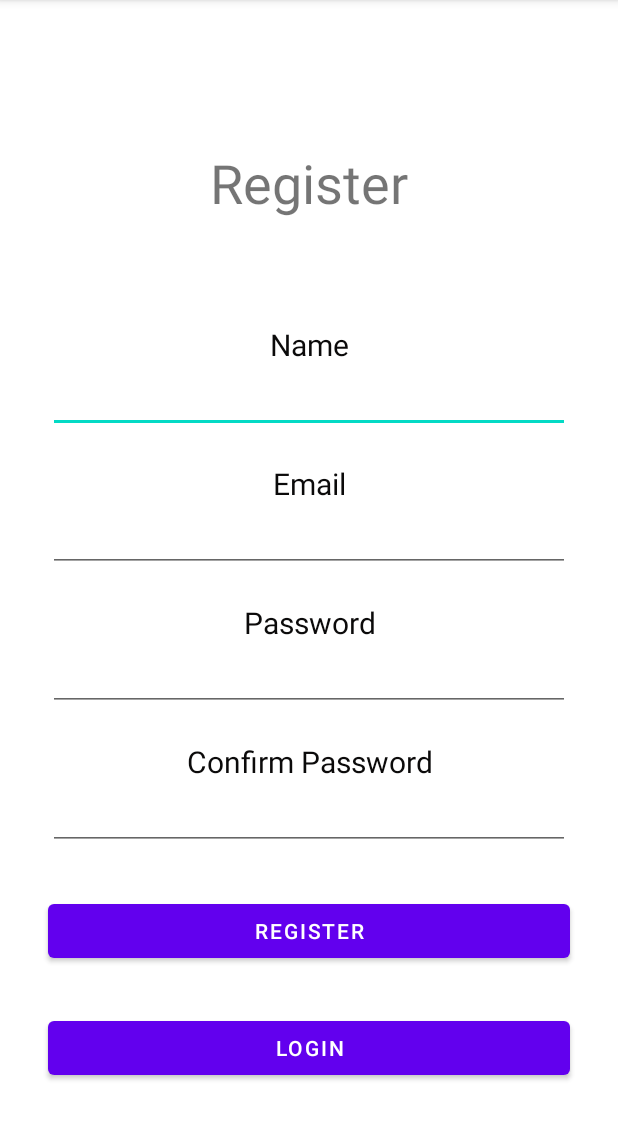
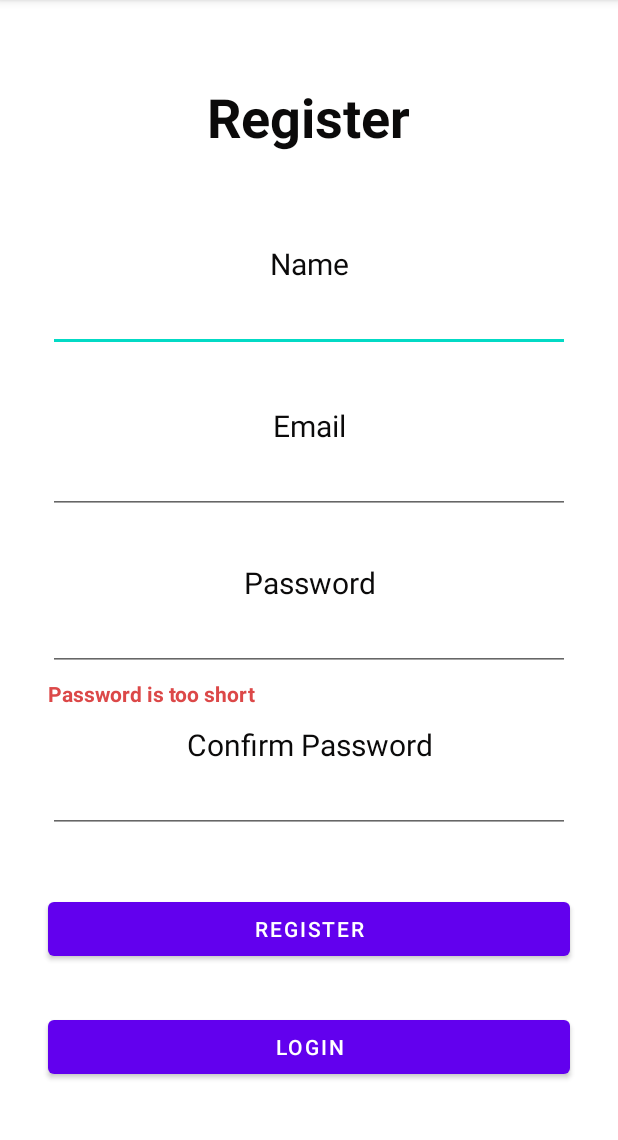
Before and after one commit to juliabazanella0/TrabalhoFinal, an Android app: the RegisterActivity screen opened directly, with no data from a screen before it, after a tap on "REGISTER", on a phone screen of 412 x 824 dp, the part 84-1224 px from its top. Run offline under Robolectric (Android 15) with nearby library versions, the phone set to English and light mode, and no system bars.

```diff
--- a/app/src/main/java/com/example/trabalho_final/RegisterActivity.kt
+++ b/app/src/main/java/com/example/trabalho_final/RegisterActivity.kt
@@ -4,11 +4,13 @@ import android.content.Context
 import android.content.Intent
 import android.os.Bundle
 import android.util.Log
+import android.view.View
 import android.widget.Toast
 import androidx.appcompat.app.AppCompatActivity
 import com.example.trabalho_final.dao.PersonDAO
 import com.example.trabalho_final.models.InPerson
 import kotlinx.android.synthetic.main.activity_register.*
+import kotlinx.android.synthetic.main.activity_register.view.*
 
 class RegisterActivity : AppCompatActivity() {
     private val dao: PersonDAO = PersonDAO()
@@ -30,29 +32,82 @@ class RegisterActivity : AppCompatActivity() {
         }
     }
 
-    fun register(name: String, email: String, password: String, confirmPassword: String){
+    private fun validaSenha(password: String, confirmPassword: String): HashMap<String, String> {
+        val errorsMap = HashMap<String, String>()
+        if(password.length < 6) {
+            resources?.let {
+                errorsMap.put("password",
+                        it.getString(R.string.is_too_short, it.getString(R.string.password))
+                )
+            }
+        }
 
-        if(!password.equals(confirmPassword) && password.length > 5) {
-            Toast.makeText(this, "Senhas não coincidem", Toast.LENGTH_LONG).show()
-            return //erro: registrando mesmo se a senhas estiverem diferentes
+        if(!password.equals(confirmPassword)) {
+                errorsMap.put("confirmPassword",
+                    resources.getString(R.string.dont_match, resources.getString(R.string.confirm_password), resources.getString(R.string.password))
+                )
+        }
+        return errorsMap
+    }
 
+    fun register(name: String, email: String, password: String, confirmPassword: String) {
+        val passwordErrors = validaSenha(password, confirmPassword)
+        if(passwordErrors.isNotEmpty()) {
+            if(passwordErrors["password"] != null) {
+                    errorPassword.apply {
+                    visibility = View.VISIBLE
+                    errorPassword.text = passwordErrors["password"]
+                }
+            }
+            if(passwordErrors["confirmPassword"] != null) {
+                    errorConfirmPassword.apply {
+                    visibility = View.VISIBLE
+                    text = passwordErrors["confirmPassword"]
+                }
+
+            }
+            return
         }
 
         dao.register(InPerson.Person(name, email, password, ""), {
             response ->
-            Log.d("newUser", response.toString())
-            goToLogin()
+                Log.d("newUser", response.toString())
+                goToLogin()
         }, {
             error ->
-            Toast.makeText(this, "Erro no Registro", Toast.LENGTH_LONG).show()
+
+            if(error.data.errors.name!!.isNotEmpty()) {
+                    errorName.apply {
+                    text = getErrorString(resources.getString(R.string.name), error.data.errors.name!!.first()).toString()
+                    visibility = View.VISIBLE
+                }
+            }
+            if(error.data.errors.email!!.isNotEmpty()) {
+                    errorEmail.apply {
+                    text = getErrorString(resources.getString(R.string.email), error.data.errors.email!!.first()).toString()
+                    visibility = View.VISIBLE
+                }
+            }
+            if(error.data.errors.password!!.isNotEmpty()) {
+                    errorPassword.apply {
+                    text = getErrorString(resources.getString(R.string.password), error.data.errors.password!!.first()).toString()
+                    visibility = View.VISIBLE
+                }
+            }
         })
 
     }
 
-//            if(name.isBlank() || email.isBlank() || password.isBlank() || confirmPassword.isBlank()) {
-//                Toast.makeText(this, "Campos não podem ser vazios", Toast.LENGTH_LONG).show();
-//            }
+    private fun getErrorString(fieldName: String, error: String): String? {
+        return when {
+            Regex("can\'t be blank").containsMatchIn(error) -> resources?.getString(R.string.cant_be_blank, fieldName)
+            Regex("has already been taken").containsMatchIn(error) -> resources?.getString(R.string.has_already_been_taken, fieldName)
+            Regex("is too short").containsMatchIn(error) -> resources?.getString(R.string.is_too_short, fieldName)
+            Regex("is invalid").containsMatchIn(error) -> resources?.getString(R.string.is_invalid, fieldName)
 
+            else -> null
+        }
+    }
 
     fun goToLogin() {
         var intent = Intent( this, LoginActivity::class.java).apply {
--- a/app/src/main/java/com/example/trabalho_final/models/erros/RegisterError.kt
+++ b/app/src/main/java/com/example/trabalho_final/models/erros/RegisterError.kt
@@ -5,10 +5,10 @@ data class RegisterError(
     var data: Data
 ){
     data class Data(
-            var errors: Errors
+            var errors: Errors = Errors()
     ) {
         data class Errors(
-            var nome: List<String>? = listOf(),
+            var name: List<String>? = listOf(),
             var email: List<String>? = listOf(),
             var password: List<String>? = listOf()
         )
--- a/app/src/main/res/layout/activity_register.xml
+++ b/app/src/main/res/layout/activity_register.xml
@@ -4,7 +4,8 @@
     xmlns:tools="http://schemas.android.com/tools"
     android:layout_width="match_parent"
     android:layout_height="match_parent"
-    tools:context=".RegisterActivity">
+    tools:context=".RegisterActivity"
+    tools:visibility="visible">
 
     <TextView
         android:id="@+id/textView8"
@@ -12,7 +13,7 @@
         android:layout_height="wrap_content"
         android:layout_marginStart="32dp"
         android:layout_marginLeft="32dp"
-        android:layout_marginTop="20dp"
+        android:layout_marginTop="35dp"
         android:layout_marginEnd="32dp"
         android:layout_marginRight="32dp"
         android:gravity="center"
@@ -31,7 +32,7 @@
         android:layout_height="wrap_content"
         android:layout_marginStart="32dp"
         android:layout_marginLeft="32dp"
-        android:layout_marginTop="20dp"
+        android:layout_marginTop="32dp"
         android:layout_marginEnd="32dp"
         android:layout_marginRight="32dp"
         android:gravity="center"
@@ -39,7 +40,7 @@
         android:textColor="#0B0A0A"
         android:textSize="20sp"
         app:layout_constraintEnd_toEndOf="parent"
-        app:layout_constraintHorizontal_bias="0.0"
+        app:layout_constraintHorizontal_bias="1.0"
         app:layout_constraintStart_toStartOf="parent"
         app:layout_constraintTop_toBottomOf="@+id/editEmail" />
 
@@ -49,7 +50,7 @@
         android:layout_height="wrap_content"
         android:layout_marginStart="32dp"
         android:layout_marginLeft="32dp"
-        android:layout_marginTop="20dp"
+        android:layout_marginTop="35dp"
         android:layout_marginEnd="32dp"
         android:layout_marginRight="32dp"
         android:gravity="center"
@@ -66,11 +67,15 @@
         android:layout_width="wrap_content"
         android:layout_height="wrap_content"
         android:text="@string/register"
+        android:textColor="#0B0A0A"
         android:textSize="36sp"
+        android:textStyle="bold"
         app:layout_constraintBottom_toTopOf="@+id/editName"
         app:layout_constraintEnd_toEndOf="parent"
+        app:layout_constraintHorizontal_bias="0.498"
         app:layout_constraintStart_toStartOf="parent"
-        app:layout_constraintTop_toTopOf="parent" />
+        app:layout_constraintTop_toTopOf="parent"
+        app:layout_constraintVertical_bias="0.38" />
 
     <EditText
         android:id="@+id/editName"
@@ -93,7 +98,7 @@
         android:layout_height="wrap_content"
         android:layout_marginStart="32dp"
         android:layout_marginLeft="32dp"
-        android:layout_marginTop="30dp"
+        android:layout_marginTop="40dp"
         android:layout_marginEnd="32dp"
         android:layout_marginRight="32dp"
         android:text="@string/register"
@@ -160,7 +165,7 @@
         android:layout_height="wrap_content"
         android:layout_marginStart="32dp"
         android:layout_marginLeft="32dp"
-        android:layout_marginTop="70dp"
+        android:layout_marginTop="60dp"
         android:layout_marginEnd="32dp"
         android:layout_marginRight="32dp"
         android:gravity="center"
@@ -187,4 +192,57 @@
         app:layout_constraintEnd_toEndOf="parent"
         app:layout_constraintStart_toStartOf="parent"
         app:layout_constraintTop_toBottomOf="@+id/textView6" />
+
+    <TextView
+        android:id="@+id/errorName"
+        android:layout_width="wrap_content"
+        android:layout_height="wrap_content"
+        android:layout_marginTop="5dp"
+        android:text="@string/cant_be_blank"
+        android:textColor="#DC4848"
+        android:textStyle="bold"
+        android:visibility="gone"
+        app:layout_constraintStart_toStartOf="@+id/editName"
+        app:layout_constraintTop_toBottomOf="@+id/editName"
+        tools:visibility="visible" />
+
+    <TextView
+        android:id="@+id/errorEmail"
+        android:layout_width="wrap_content"
+        android:layout_height="wrap_content"
+        android:layout_marginTop="5dp"
+        android:text="@string/has_already_been_taken"
+        android:textColor="#DC4848"
+        android:textStyle="bold"
+        android:visibility="gone"
+        app:layout_constraintStart_toStartOf="@+id/editEmail"
+        app:layout_constraintTop_toBottomOf="@+id/editEmail"
+        tools:visibility="visible" />
+
+    <TextView
+        android:id="@+id/errorConfirmPassword"
+        android:layout_width="wrap_content"
+        android:layout_height="wrap_content"
+        android:layout_marginTop="5dp"
+        android:text="@string/dont_match"
+        android:textColor="#DC4848"
+        android:textStyle="bold"
+        android:visibility="gone"
+        app:layout_constraintStart_toStartOf="@+id/editCPassword"
+        app:layout_constraintTop_toBottomOf="@+id/editCPassword"
+        tools:visibility="visible" />
+
+    <TextView
+        android:id="@+id/errorPassword"
+        android:layout_width="wrap_content"
+        android:layout_height="wrap_content"
+        android:layout_marginTop="5dp"
+        android:text="@string/is_too_short"
+        android:textColor="#DC4848"
+        android:textStyle="bold"
+        android:visibility="gone"
+        app:layout_constraintStart_toStartOf="@+id/editPassword"
+        app:layout_constraintTop_toBottomOf="@+id/editPassword"
+        tools:visibility="visible" />
+
 </androidx.constraintlayout.widget.ConstraintLayout>
--- a/app/src/main/res/values/strings.xml
+++ b/app/src/main/res/values/strings.xml
@@ -29,4 +29,9 @@
     <string name="hard">Hard</string>
     <string name="ranking" translatable="false">Ranking</string>
     <string name="logout">Logout</string>
+    <string name="cant_be_blank">%1$s can\'t be blank</string>
+    <string name="has_already_been_taken">%1$s has already been taken</string>
+    <string name="is_invalid">%1$s is invalid</string>
+    <string name="dont_match">%1$s and %2$s don\'t match</string>
+    <string name="is_too_short">%1$s is too short</string>
 </resources>
```
Also changed, not shown: 1 other file.
